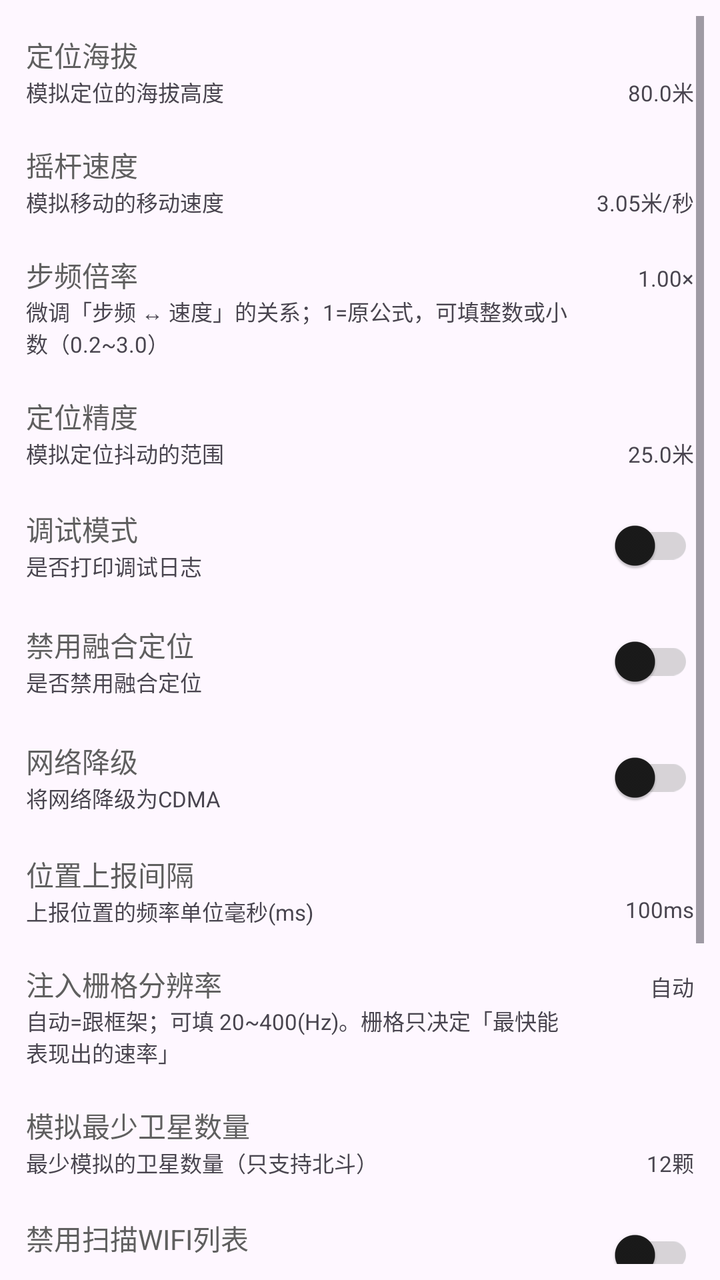
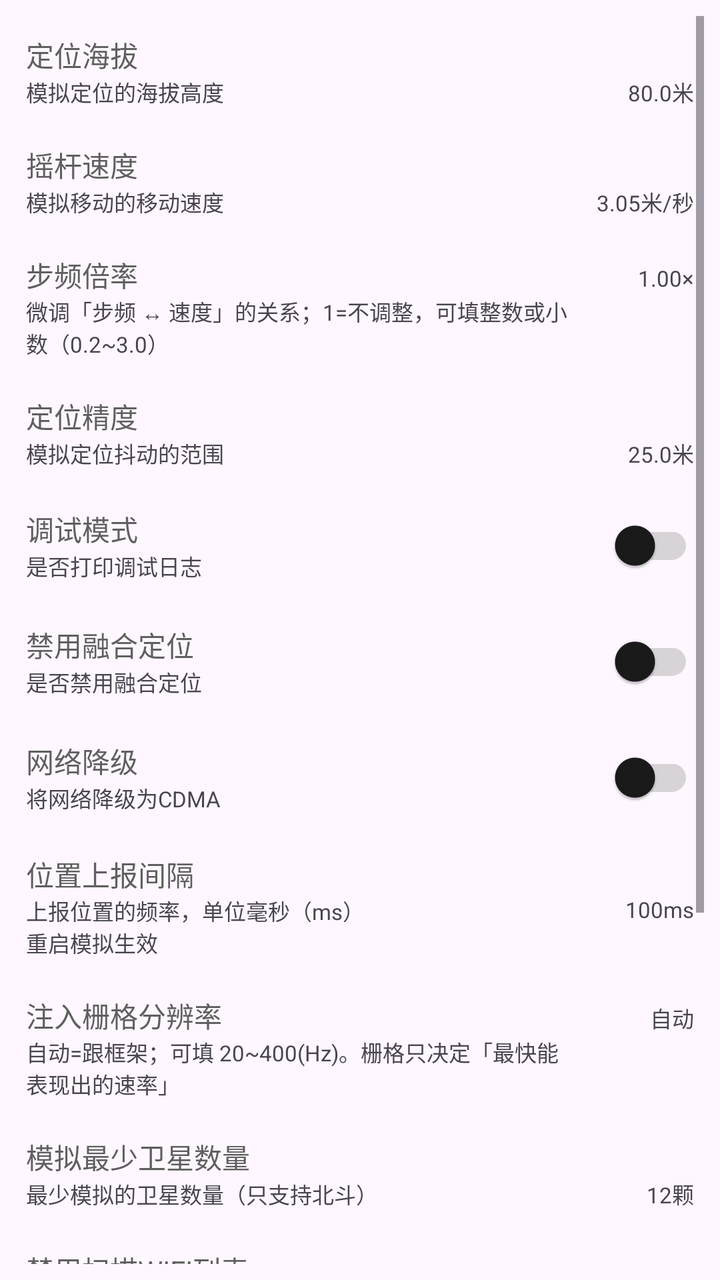

An Android layout rendered at two revisions. The XML below is the earlier revision; the diff shows what the commit changed to produce the second picture.
<!-- AndroidManifest.xml: application theme AppTheme -->
<!-- res/layout/fragment_settings.xml -->
<?xml version="1.0" encoding="utf-8"?>
<androidx.constraintlayout.widget.ConstraintLayout xmlns:android="http://schemas.android.com/apk/res/android"
    xmlns:app="http://schemas.android.com/apk/res-auto"
    xmlns:tools="http://schemas.android.com/tools"
    android:layout_width="match_parent"
    android:layout_height="match_parent"
    android:padding="8dp"
    tools:context=".ui.settings.SettingsFragment">

    <ScrollView
        android:layout_width="match_parent"
        android:layout_height="0dp"
        app:layout_constraintTop_toTopOf="parent"
        app:layout_constraintStart_toStartOf="parent">

        <LinearLayout
            android:layout_width="match_parent"
            android:layout_height="wrap_content"
            android:orientation="vertical">

            <LinearLayout
                android:id="@+id/selinux_layout"
                android:visibility="gone"
                android:layout_width="match_parent"
                android:layout_height="wrap_content"
                android:gravity="center_vertical"
                android:orientation="horizontal"
                android:padding="5dp">
                <LinearLayout
                    android:layout_width="0dp"
                    android:layout_height="wrap_content"
                    android:layout_weight="1"
                    android:orientation="vertical"
                    android:gravity="center_vertical">
                    <com.google.android.material.textview.MaterialTextView
                        android:layout_width="wrap_content"
                        android:layout_height="wrap_content"
                        android:text="@string/selinux"
                        android:textColor="?attr/colorOnSurfaceVariant" />
                    <com.google.android.material.textview.MaterialTextView
                        android:layout_width="wrap_content"
                        android:layout_height="wrap_content"
                        android:text="@string/need_open_selinux"
                        android:textSize="11sp" />
                </LinearLayout>
                <com.google.android.material.switchmaterial.SwitchMaterial
                    android:id="@+id/selinux_switch"
                    android:layout_width="wrap_content"
                    android:layout_height="wrap_content"
                    android:layout_gravity="center_vertical"
                    app:useMaterialThemeColors="true"
                    app:trackTint="@color/switch_track_tint"/>
            </LinearLayout>

            <androidx.constraintlayout.widget.ConstraintLayout
                android:id="@+id/altitude_layout"
                android:layout_width="match_parent"
                android:layout_height="wrap_content"
                android:gravity="center_vertical"
                android:padding="5dp"
                android:layout_marginTop="4dp"
                android:layout_marginBottom="4dp">

                <com.google.android.material.textview.MaterialTextView
                    android:id="@+id/altitude_title"
                    android:layout_width="0dp"
                    android:layout_height="wrap_content"
                    android:text="@string/altitude"
                    android:textColor="?attr/colorOnSurfaceVariant"
                    app:layout_constraintStart_toStartOf="parent"
                    app:layout_constraintTop_toTopOf="parent"/>

                <com.google.android.material.textview.MaterialTextView
                    android:id="@+id/altitude_desc"
                    android:layout_width="0dp"
                    android:layout_height="wrap_content"
                    android:text="@string/altitude_desc"
                    android:textSize="11sp"
                    app:layout_constraintStart_toStartOf="parent"
                    app:layout_constraintTop_toBottomOf="@id/altitude_title"/>

                <com.google.android.material.textview.MaterialTextView
                    android:id="@+id/altitude_value"
                    android:layout_width="wrap_content"
                    android:layout_height="wrap_content"
                    android:text="80.0米"
                    android:textSize="11sp"
                    app:layout_constraintTop_toBottomOf="@id/altitude_title"
                    app:layout_constraintEnd_toEndOf="parent" />

            </androidx.constraintlayout.widget.ConstraintLayout>

            <androidx.constraintlayout.widget.ConstraintLayout
                android:id="@+id/speed_layout"
                android:layout_width="match_parent"
                android:layout_height="wrap_content"
                android:gravity="center_vertical"
                android:padding="5dp"
                android:layout_marginTop="4dp"
                android:layout_marginBottom="4dp">

                <com.google.android.material.textview.MaterialTextView
                    android:id="@+id/speed_title"
                    android:layout_width="0dp"
                    android:layout_height="wrap_content"
                    android:text="@string/rocker_speed"
                    android:textColor="?attr/colorOnSurfaceVariant"
                    app:layout_constraintStart_toStartOf="parent"
                    app:layout_constraintTop_toTopOf="parent"/>

                <com.google.android.material.textview.MaterialTextView
                    android:id="@+id/speed_desc"
                    android:layout_width="0dp"
                    android:layout_height="wrap_content"
                    android:text="@string/rocker_speed_desc"
                    android:textSize="11sp"
                    app:layout_constraintStart_toStartOf="parent"
                    app:layout_constraintTop_toBottomOf="@id/speed_title"/>

                <com.google.android.material.textview.MaterialTextView
                    android:id="@+id/speed_value"
                    android:layout_width="wrap_content"
                    android:layout_height="wrap_content"
                    android:text="3.05米/秒"
                    android:textSize="11sp"
                    app:layout_constraintTop_toBottomOf="@id/speed_title"
                    app:layout_constraintEnd_toEndOf="parent" />

            </androidx.constraintlayout.widget.ConstraintLayout>

            <androidx.constraintlayout.widget.ConstraintLayout
                android:id="@+id/cadence_scale_layout"
                android:layout_width="match_parent"
                android:layout_height="wrap_content"
                android:gravity="center_vertical"
                android:padding="5dp"
                android:layout_marginTop="4dp"
                android:layout_marginBottom="4dp">

                <com.google.android.material.textview.MaterialTextView
                    android:id="@+id/cadence_scale_title"
                    android:layout_width="0dp"
                    android:layout_height="wrap_content"
                    android:text="步频倍率"
                    android:textColor="?attr/colorOnSurfaceVariant"
                    app:layout_constraintStart_toStartOf="parent"
                    app:layout_constraintEnd_toStartOf="@id/cadence_scale_value"
                    app:layout_constraintHorizontal_bias="0"
                    app:layout_constraintTop_toTopOf="parent"/>

                <com.google.android.material.textview.MaterialTextView
                    android:id="@+id/cadence_scale_desc"
                    android:layout_width="0dp"
                    android:layout_height="wrap_content"
                    android:layout_marginEnd="8dp"
                    android:text="微调「步频 ↔ 速度」的关系；1=原公式，可填整数或小数（0.2~3.0）"
                    android:textSize="11sp"
                    app:layout_constraintStart_toStartOf="parent"
                    app:layout_constraintEnd_toStartOf="@id/cadence_scale_value"
                    app:layout_constraintHorizontal_bias="0"
                    app:layout_constraintTop_toBottomOf="@id/cadence_scale_title"/>

                <com.google.android.material.textview.MaterialTextView
                    android:id="@+id/cadence_scale_value"
                    android:layout_width="wrap_content"
                    android:layout_height="wrap_content"
                    android:minWidth="52dp"
                    android:gravity="end"
                    android:text="1.00×"
                    android:textSize="11sp"
                    app:layout_constraintBaseline_toBaselineOf="@id/cadence_scale_title"
                    app:layout_constraintEnd_toEndOf="parent" />
            </androidx.constraintlayout.widget.ConstraintLayout>

            <androidx.constraintlayout.widget.ConstraintLayout
                android:id="@+id/accuracy_layout"
                android:layout_width="match_parent"
                android:layout_height="wrap_content"
                android:gravity="center_vertical"
                android:padding="5dp"
                android:layout_marginTop="4dp"
                android:layout_marginBottom="4dp">

                <com.google.android.material.textview.MaterialTextView
                    android:id="@+id/accuracy_title"
                    android:layout_width="0dp"
                    android:layout_height="wrap_content"
                    android:text="@string/accuracy"
                    android:textColor="?attr/colorOnSurfaceVariant"
                    app:layout_constraintStart_toStartOf="parent"
                    app:layout_constraintTop_toTopOf="parent"/>

                <com.google.android.material.textview.MaterialTextView
                    android:id="@+id/accuracy_desc"
                    android:layout_width="0dp"
                    android:layout_height="wrap_content"
                    android:text="@string/accuracy_desc"
                    android:textSize="11sp"
                    app:layout_constraintStart_toStartOf="parent"
                    app:layout_constraintTop_toBottomOf="@id/accuracy_title"/>

                <com.google.android.material.textview.MaterialTextView
                    android:id="@+id/accuracy_value"
                    android:layout_width="wrap_content"
                    android:layout_height="wrap_content"
                    android:text="25.0米"
                    android:textSize="11sp"
                    app:layout_constraintTop_toBottomOf="@id/accuracy_title"
                    app:layout_constraintEnd_toEndOf="parent" />

            </androidx.constraintlayout.widget.ConstraintLayout>

            <LinearLayout
                android:id="@+id/debug_layout"
                android:layout_width="match_parent"
                android:layout_height="wrap_content"
                android:padding="5dp"
                android:gravity="center_vertical"
                android:orientation="horizontal">
                <LinearLayout
                    android:layout_width="0dp"
                    android:layout_height="wrap_content"
                    android:layout_weight="1"
                    android:orientation="vertical"
                    android:gravity="center_vertical">
                    <com.google.android.material.textview.MaterialTextView
                        android:layout_width="wrap_content"
                        android:layout_height="wrap_content"
                        android:text="@string/debug"
                        android:textColor="?attr/colorOnSurfaceVariant" />
                    <com.google.android.material.textview.MaterialTextView
                        android:layout_width="wrap_content"
                        android:layout_height="wrap_content"
                        android:text="@string/debug_desc"
                        android:textSize="11sp" />
                </LinearLayout>
                <com.google.android.material.switchmaterial.SwitchMaterial
                    android:id="@+id/debug_switch"
                    android:layout_width="wrap_content"
                    android:layout_height="wrap_content"
                    android:layout_gravity="center_vertical"
                    app:useMaterialThemeColors="true"
                    app:trackTint="@color/switch_track_tint"/>
            </LinearLayout>

            <LinearLayout
                android:id="@+id/dfused_layout"
                android:layout_width="match_parent"
                android:layout_height="wrap_content"
                android:gravity="center_vertical"
                android:padding="5dp"
                android:orientation="horizontal">
                <LinearLayout
                    android:layout_width="0dp"
                    android:layout_height="wrap_content"
                    android:layout_weight="1"
                    android:orientation="vertical"
                    android:gravity="center_vertical">
                    <com.google.android.material.textview.MaterialTextView
                        android:layout_width="wrap_content"
                        android:layout_height="wrap_content"
                        android:text="@string/dfused"
                        android:textColor="?attr/colorOnSurfaceVariant" />
                    <com.google.android.material.textview.MaterialTextView
                        android:layout_width="wrap_content"
                        android:layout_height="wrap_content"
                        android:text="@string/dfused_desc"
                        android:textSize="11sp" />
                </LinearLayout>
                <com.google.android.material.switchmaterial.SwitchMaterial
                    android:id="@+id/dfused_switch"
                    android:layout_width="wrap_content"
                    android:layout_height="wrap_content"
                    android:layout_gravity="center_vertical"
                    app:useMaterialThemeColors="true"
                    app:trackTint="@color/switch_track_tint"/>
            </LinearLayout>

            <LinearLayout
                android:id="@+id/cdma_layout"
                android:layout_width="match_parent"
                android:layout_height="wrap_content"
                android:gravity="center_vertical"
                android:padding="5dp"
                android:orientation="horizontal">
                <LinearLayout
                    android:layout_width="0dp"
                    android:layout_height="wrap_content"
                    android:layout_weight="1"
                    android:orientation="vertical"
                    android:gravity="center_vertical">
                    <com.google.android.material.textview.MaterialTextView
                        android:layout_width="wrap_content"
                        android:layout_height="wrap_content"
                        android:text="@string/cdma"
                        android:textColor="?attr/colorOnSurfaceVariant" />
                    <com.google.android.material.textview.MaterialTextView
                        android:layout_width="wrap_content"
                        android:layout_height="wrap_content"
                        android:text="@string/cdma_desc"
                        android:textSize="11sp" />
                </LinearLayout>
                <com.google.android.material.switchmaterial.SwitchMaterial
                    android:id="@+id/cdma_switch"
                    android:layout_width="wrap_content"
                    android:layout_height="wrap_content"
                    android:layout_gravity="center_vertical"
                    app:useMaterialThemeColors="true"
                    app:trackTint="@color/switch_track_tint"/>
            </LinearLayout>

            <androidx.constraintlayout.widget.ConstraintLayout
                android:id="@+id/report_duration_layout"
                android:layout_width="match_parent"
                android:layout_height="wrap_content"
                android:gravity="center_vertical"
                android:padding="5dp"
                android:layout_marginTop="4dp"
                android:layout_marginBottom="4dp">

                <com.google.android.material.textview.MaterialTextView
                    android:id="@+id/report_duration_title"
                    android:layout_width="0dp"
                    android:layout_height="wrap_content"
                    android:text="@string/item_report_duration_title"
                    android:textColor="?attr/colorOnSurfaceVariant"
                    app:layout_constraintStart_toStartOf="parent"
                    app:layout_constraintTop_toTopOf="parent"/>

                <com.google.android.material.textview.MaterialTextView
                    android:id="@+id/report_duration_desc"
                    android:layout_width="0dp"
                    android:layout_height="wrap_content"
                    android:text="@string/item_report_duration_desc"
                    android:textSize="11sp"
                    app:layout_constraintStart_toStartOf="parent"
                    app:layout_constraintTop_toBottomOf="@id/report_duration_title"/>

                <com.google.android.material.textview.MaterialTextView
                    android:id="@+id/report_duration_value"
                    android:layout_width="wrap_content"
                    android:layout_height="wrap_content"
                    android:text="@string/item_report_duration_value"
                    android:textSize="11sp"
                    app:layout_constraintTop_toBottomOf="@id/report_duration_title"
                    app:layout_constraintEnd_toEndOf="parent" />

            </androidx.constraintlayout.widget.ConstraintLayout>

            <androidx.constraintlayout.widget.ConstraintLayout
                android:id="@+id/sensor_grid_layout"
                android:layout_width="match_parent"
                android:layout_height="wrap_content"
                android:gravity="center_vertical"
                android:padding="5dp"
                android:layout_marginTop="4dp"
                android:layout_marginBottom="4dp">

                <com.google.android.material.textview.MaterialTextView
                    android:id="@+id/sensor_grid_title"
                    android:layout_width="0dp"
                    android:layout_height="wrap_content"
                    android:text="注入栅格分辨率"
                    android:textColor="?attr/colorOnSurfaceVariant"
                    app:layout_constraintStart_toStartOf="parent"
                    app:layout_constraintEnd_toStartOf="@id/sensor_grid_value"
                    app:layout_constraintHorizontal_bias="0"
                    app:layout_constraintTop_toTopOf="parent"/>

                <com.google.android.material.textview.MaterialTextView
                    android:id="@+id/sensor_grid_desc"
                    android:layout_width="0dp"
                    android:layout_height="wrap_content"
                    android:layout_marginEnd="8dp"
                    android:text="自动=跟框架；可填 20~400(Hz)。栅格只决定「最快能表现出的速率」"
                    android:textSize="11sp"
                    app:layout_constraintStart_toStartOf="parent"
                    app:layout_constraintEnd_toStartOf="@id/sensor_grid_value"
                    app:layout_constraintHorizontal_bias="0"
                    app:layout_constraintTop_toBottomOf="@id/sensor_grid_title"/>

                <com.google.android.material.textview.MaterialTextView
                    android:id="@+id/sensor_grid_value"
                    android:layout_width="wrap_content"
                    android:layout_height="wrap_content"
                    android:minWidth="52dp"
                    android:gravity="end"
                    android:text="自动"
                    android:textSize="11sp"
                    app:layout_constraintBaseline_toBaselineOf="@id/sensor_grid_title"
                    app:layout_constraintEnd_toEndOf="parent" />

            </androidx.constraintlayout.widget.ConstraintLayout>

            <androidx.constraintlayout.widget.ConstraintLayout
                android:id="@+id/satellite_count_layout"
                android:layout_width="match_parent"
                android:layout_height="wrap_content"
                android:gravity="center_vertical"
                android:padding="5dp"
                android:layout_marginTop="4dp"
                android:layout_marginBottom="4dp">

                <com.google.android.material.textview.MaterialTextView
                    android:id="@+id/satellite_count_title"
                    android:layout_width="0dp"
                    android:layout_height="wrap_content"
                    android:text="模拟最少卫星数量"
                    android:textColor="?attr/colorOnSurfaceVariant"
                    app:layout_constraintStart_toStartOf="parent"
                    app:layout_constraintTop_toTopOf="parent"/>

                <com.google.android.material.textview.MaterialTextView
                    android:id="@+id/satellite_count_desc"
                    android:layout_width="0dp"
                    android:layout_height="wrap_content"
                    android:text="最少模拟的卫星数量（只支持北斗）"
                    android:textSize="11sp"
                    app:layout_constraintStart_toStartOf="parent"
                    app:layout_constraintTop_toBottomOf="@id/satellite_count_title"/>

                <com.google.android.material.textview.MaterialTextView
                    android:id="@+id/satellite_count_value"
                    android:layout_width="wrap_content"
                    android:layout_height="wrap_content"
                    android:text="12颗"
                    android:textSize="11sp"
                    app:layout_constraintTop_toBottomOf="@id/satellite_count_title"
                    app:layout_constraintEnd_toEndOf="parent" />

            </androidx.constraintlayout.widget.ConstraintLayout>

            <LinearLayout
                android:id="@+id/disable_wlan_scan_layout"
                android:layout_width="match_parent"
                android:layout_height="wrap_content"
                android:gravity="center_vertical"
                android:padding="5dp"
                android:orientation="horizontal">
                <LinearLayout
                    android:layout_width="0dp"
                    android:layout_height="wrap_content"
                    android:layout_weight="1"
                    android:orientation="vertical"
                    android:gravity="center_vertical">
                    <com.google.android.material.textview.MaterialTextView
                        android:layout_width="wrap_content"
                        android:layout_height="wrap_content"
                        android:text="禁用扫描WIFI列表"
                        android:textColor="?attr/colorOnSurfaceVariant" />
                    <com.google.android.material.textview.MaterialTextView
                        android:layout_width="wrap_content"
                        android:layout_height="wrap_content"
                        android:text="一定程度解决位置拉回（测试）"
                        android:textSize="11sp" />
                </LinearLayout>
                <com.google.android.material.switchmaterial.SwitchMaterial
                    android:id="@+id/disable_wlan_scan_switch"
                    android:layout_width="wrap_content"
                    android:layout_height="wrap_content"
                    android:layout_gravity="center_vertical"
                    app:useMaterialThemeColors="true"
                    app:trackTint="@color/switch_track_tint"/>
            </LinearLayout>

            <LinearLayout
                android:id="@+id/loop_broadcast_location_layout"
                android:layout_width="match_parent"
                android:layout_height="wrap_content"
                android:gravity="center_vertical"
                android:padding="5dp"
                android:orientation="horizontal">
                <LinearLayout
                    android:layout_width="0dp"
                    android:layout_height="wrap_content"
                    android:layout_weight="1"
                    android:orientation="vertical"
                    android:gravity="center_vertical">
                    <com.google.android.material.textview.MaterialTextView
                        android:layout_width="wrap_content"
                        android:layout_height="wrap_content"
                        android:text="反定位拉回"
                        android:textColor="?attr/colorOnSurfaceVariant" />
                    <com.google.android.material.textview.MaterialTextView
                        android:layout_width="wrap_content"
                        android:layout_height="wrap_content"
                        android:text="解决位置拉回问题 可能导致发热；无法播放路线可尝试打开"
                        android:textSize="11sp" />
                </LinearLayout>
                <com.google.android.material.switchmaterial.SwitchMaterial
                    android:id="@+id/loop_broadcast_location_switch"
                    android:layout_width="wrap_content"
                    android:layout_height="wrap_content"
                    android:layout_gravity="center_vertical"
                    app:useMaterialThemeColors="true"
                    app:trackTint="@color/switch_track_tint"/>
            </LinearLayout>

            <LinearLayout
                android:id="@+id/binder_sensor_mock_layout"
                android:layout_width="match_parent"
                android:layout_height="wrap_content"
                android:layout_marginTop="4dp"
                android:layout_marginBottom="4dp"
                android:gravity="center_vertical"
                android:orientation="horizontal"
                android:padding="5dp">
                <LinearLayout
                    android:layout_width="0dp"
                    android:layout_height="wrap_content"
                    android:layout_weight="1"
                    android:gravity="center_vertical"
                    android:orientation="vertical">
                    <com.google.android.material.textview.MaterialTextView
                        android:layout_width="wrap_content"
                        android:layout_height="wrap_content"
                        android:text="@string/binder_sensor_mock"
                        android:textColor="?attr/colorOnSurfaceVariant" />
                    <com.google.android.material.textview.MaterialTextView
                        android:layout_width="wrap_content"
                        android:layout_height="wrap_content"
                        android:textSize="11sp"
                        android:text="@string/binder_sensor_mock_desc" />
                </LinearLayout>
                <com.google.android.material.switchmaterial.SwitchMaterial
                    android:id="@+id/binder_sensor_mock_switch"
                    android:layout_width="wrap_content"
                    android:layout_height="wrap_content"
                    android:layout_gravity="center_vertical"
                    app:useMaterialThemeColors="true"
                    app:trackTint="@color/switch_track_tint"/>
            </LinearLayout>

            <LinearLayout
                android:id="@+id/allow_landscape_layout"
                android:layout_width="match_parent"
                android:layout_height="wrap_content"
                android:gravity="center_vertical"
                android:padding="5dp"
                android:orientation="horizontal">
                <LinearLayout
                    android:layout_width="0dp"
                    android:layout_height="wrap_content"
                    android:layout_weight="1"
                    android:orientation="vertical"
                    android:gravity="center_vertical">
                    <com.google.android.material.textview.MaterialTextView
                        android:layout_width="wrap_content"
                        android:layout_height="wrap_content"
                        android:text="@string/allow_landscape"
                        android:textColor="?attr/colorOnSurfaceVariant" />
                    <com.google.android.material.textview.MaterialTextView
                        android:layout_width="wrap_content"
                        android:layout_height="wrap_content"
                        android:text="@string/allow_landscape_desc"
                        android:textSize="11sp" />
                </LinearLayout>
                <com.google.android.material.switchmaterial.SwitchMaterial
                    android:id="@+id/allow_landscape_switch"
                    android:layout_width="wrap_content"
                    android:layout_height="wrap_content"
                    android:layout_gravity="center_vertical"
                    app:useMaterialThemeColors="true"
                    app:trackTint="@color/switch_track_tint"/>
            </LinearLayout>
        </LinearLayout>

    </ScrollView>
</androidx.constraintlayout.widget.ConstraintLayout>
<!-- resources referenced by this layout -->
<resources>
  <string name="accuracy">定位精度</string>
  <string name="accuracy_desc">模拟定位抖动的范围</string>
  <string name="allow_landscape">允许横屏</string>
  <string name="allow_landscape_desc">可能有视觉问题</string>
  <string name="altitude">定位海拔</string>
  <string name="altitude_desc">模拟定位的海拔高度</string>
  <string name="binder_sensor_mock">Binder 外周传感器模拟</string>
  <string name="binder_sensor_mock_desc">实验性：只在系统框架层伪造外周传感器，不注入目标应用；需重启目标应用生效</string>
  <string name="cdma">网络降级</string>
  <string name="cdma_desc">将网络降级为CDMA</string>
  <string name="debug">调试模式</string>
  <string name="debug_desc">是否打印调试日志</string>
  <string name="dfused">禁用融合定位</string>
  <string name="dfused_desc">是否禁用融合定位</string>
  <string name="item_report_duration_desc">上报位置的频率单位毫秒(ms)</string>
  <string name="item_report_duration_title">位置上报间隔</string>
  <string name="item_report_duration_value">100ms</string>
  <string name="need_open_selinux">是否开启SELinux</string>
  <string name="rocker_speed">摇杆速度</string>
  <string name="rocker_speed_desc">模拟移动的移动速度</string>
  <string name="selinux">SELinux</string>
  <style name="AppTheme" parent="Theme.Material3.Light.NoActionBar">
          
          <item name="colorPrimary">#5F5F5F</item>
          <item name="colorOnPrimary">#FFFFFF</item>
          <item name="colorPrimaryContainer">#E0E0E0</item>
          <item name="colorOnPrimaryContainer">#1E1E1E</item>
          <item name="colorSecondary">#494949</item>
          <item name="colorOnSecondary">#FFFFFF</item>
          <item name="colorSecondaryContainer">#E7E7E7</item>
          <item name="colorOnSecondaryContainer">#2A2A2A</item>
          <item name="colorSurface">#FFFFFF</item>
          <item name="colorOnSurface">#1A1A1A</item>
          <item name="colorSurfaceVariant">#F0F0F0</item>
          <item name="colorOnSurfaceVariant">#5F5F5F</item>
          <item name="colorOutline">#747474</item>
  
          
          <item name="portalFabIconTint">#1A1A1A</item>
  
          
          <item name="android:statusBarColor">@android:color/transparent</item>
          <item name="android:windowDrawsSystemBarBackgrounds">true</item>
          <item name="android:windowTranslucentStatus">true</item>
          <item name="windowActionModeOverlay">true</item>
          <item name="windowActionBar">false</item>
          <item name="windowNoTitle">true</item>
  
          
          <item name="searchViewStyle">@style/Portal.SearchViewStyle</item>
          <item name="sliderStyle">@style/Portal.SliderTheme</item>
          <item name="android:popupMenuStyle">@style/PortalPopupMenuStyle</item>
      </style>
  <style name="Portal.SearchViewStyle" parent="Widget.AppCompat.SearchView" />
  <style name="Portal.SliderTheme" parent="Widget.Material3.Slider" />
  <style name="PortalPopupMenuStyle" parent="Widget.Material3.PopupMenu">
          <item name="android:popupAnimationStyle">@style/PortalPopupAnimation</item>
      </style>
  <style name="PortalPopupAnimation">
          <item name="android:windowEnterAnimation">@anim/popup_in_top_end</item>
          <item name="android:windowExitAnimation">@anim/popup_out_top_end</item>
      </style>
</resources>

<!-- the commit's change to res/layout/fragment_settings.xml (unified diff, before → after) -->
@@ -153,7 +153,7 @@
                     android:layout_width="0dp"
                     android:layout_height="wrap_content"
                     android:layout_marginEnd="8dp"
-                    android:text="微调「步频 ↔ 速度」的关系；1=原公式，可填整数或小数（0.2~3.0）"
+                    android:text="微调「步频 ↔ 速度」的关系；1=不调整，可填整数或小数（0.2~3.0）"
                     android:textSize="11sp"
                     app:layout_constraintStart_toStartOf="parent"
                     app:layout_constraintEnd_toStartOf="@id/cadence_scale_value"
@@ -451,7 +451,7 @@
                     <com.google.android.material.textview.MaterialTextView
                         android:layout_width="wrap_content"
                         android:layout_height="wrap_content"
-                        android:text="一定程度解决位置拉回（测试）"
+                        android:text="阻止应用扫描 Wi-Fi 列表，缓解位置被拉回"
                         android:textSize="11sp" />
                 </LinearLayout>
                 <com.google.android.material.switchmaterial.SwitchMaterial
@@ -484,7 +484,7 @@
                     <com.google.android.material.textview.MaterialTextView
                         android:layout_width="wrap_content"
                         android:layout_height="wrap_content"
-                        android:text="解决位置拉回问题 可能导致发热；无法播放路线可尝试打开"
+                        android:text="持续强力回推位置，缓解被拉回；开启后可能发热\n重启模拟生效"
                         android:textSize="11sp" />
                 </LinearLayout>
                 <com.google.android.material.switchmaterial.SwitchMaterial
<!-- resource entries referenced after the edit -->
@@ -3,18 +3,18 @@
   <string name="accuracy">定位精度</string>
   <string name="accuracy_desc">模拟定位抖动的范围</string>
   <string name="allow_landscape">允许横屏</string>
-  <string name="allow_landscape_desc">可能有视觉问题</string>
+  <string name="allow_landscape_desc">横屏下部分界面可能显示异常</string>
   <string name="altitude">定位海拔</string>
   <string name="altitude_desc">模拟定位的海拔高度</string>
   <string name="binder_sensor_mock">Binder 外周传感器模拟</string>
-  <string name="binder_sensor_mock_desc">实验性：只在系统框架层伪造外周传感器，不注入目标应用；需重启目标应用生效</string>
+  <string name="binder_sensor_mock_desc">只在系统框架层伪造外周传感器，不向目标应用注入任何 hook\n需重启目标应用生效</string>
   <string name="cdma">网络降级</string>
   <string name="cdma_desc">将网络降级为CDMA</string>
   <string name="debug">调试模式</string>
   <string name="debug_desc">是否打印调试日志</string>
   <string name="dfused">禁用融合定位</string>
   <string name="dfused_desc">是否禁用融合定位</string>
-  <string name="item_report_duration_desc">上报位置的频率单位毫秒(ms)</string>
+  <string name="item_report_duration_desc">上报位置的频率，单位毫秒（ms）\n重启模拟生效</string>
   <string name="item_report_duration_title">位置上报间隔</string>
   <string name="item_report_duration_value">100ms</string>
   <string name="need_open_selinux">是否开启SELinux</string>
